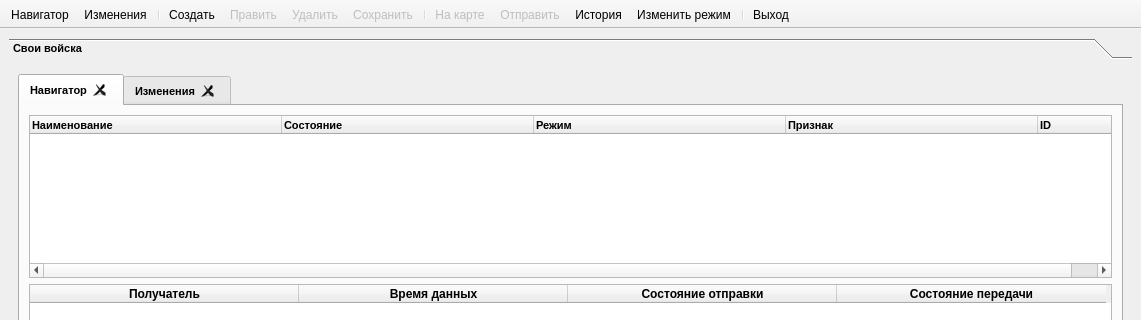
First picture: the form in mainwindow.ui, repository rymarchik/InitState, before the edit; both pictures show x 0 to 1141 and y 0 to 320 of the 1141 by 579 pixel window.
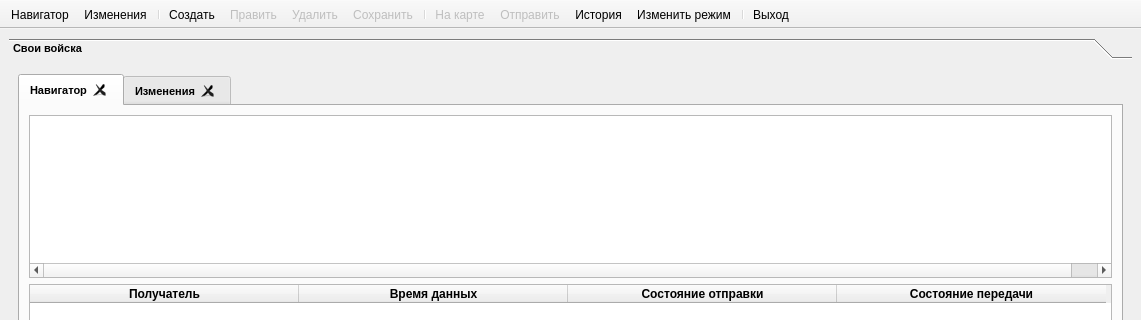
Second picture: the form after the edit. The open tabs and pages were chosen to show the change. Icons and pictures are not drawn.

The edit to the form file:
```diff
--- a/mainwindow.ui
+++ b/mainwindow.ui
@@ -143,7 +143,7 @@
                <bool>true</bool>
               </property>
               <attribute name="headerVisible">
-               <bool>true</bool>
+               <bool>false</bool>
               </attribute>
               <attribute name="headerCascadingSectionResizes">
                <bool>true</bool>
```
Left out of the diff: 4 changed lines with no effect on the pictures.
